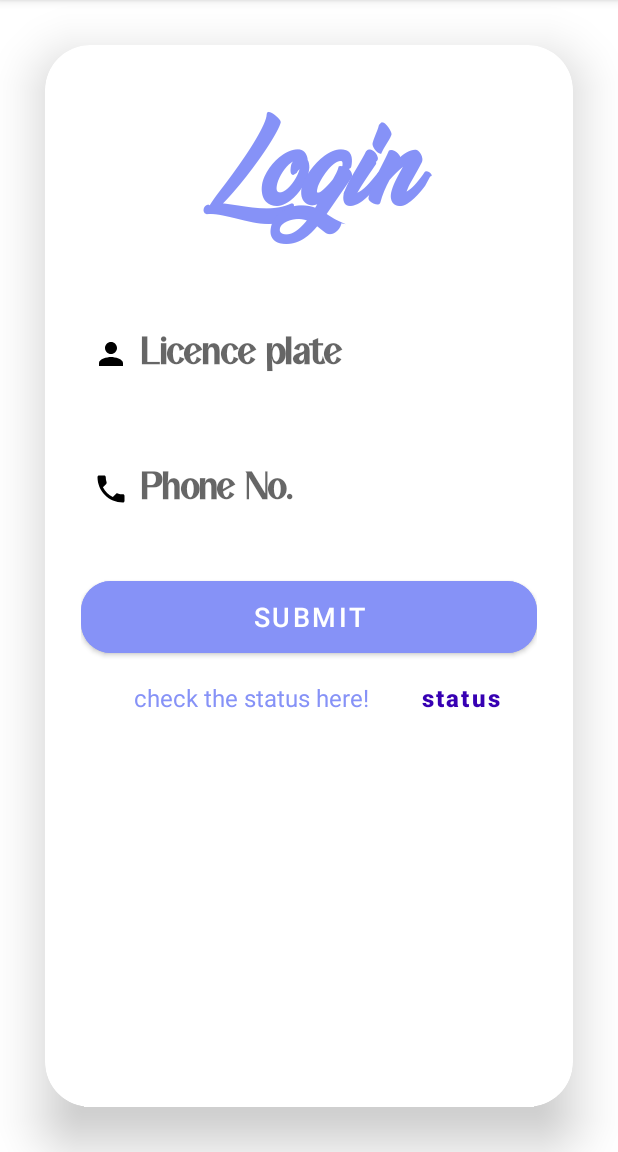
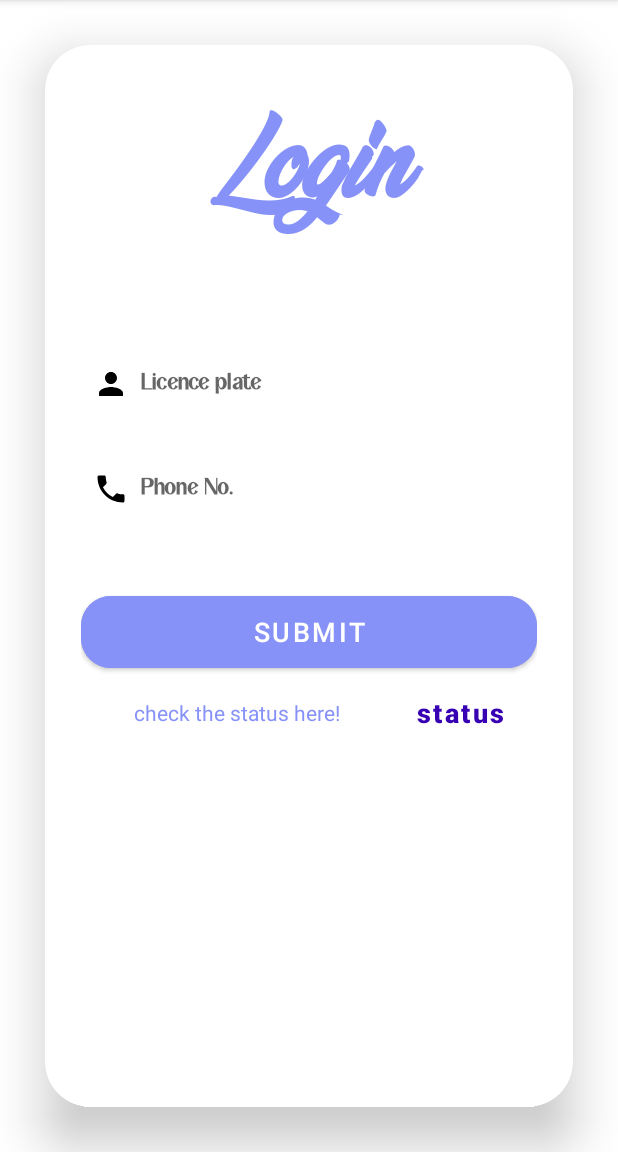
Before and after one commit to cameramonit/SmartParkingApp2, an Android app: the screen it shows after launch (MainActivity), on a phone screen of 412 x 824 dp, the part 84-1236 px from its top. Run offline under Robolectric (Android 15) with nearby library versions, the phone set to English and light mode, and no system bars; our stand-ins replace Firebase (no records; nobody signed in at launch, a user with empty details on screens opened directly).

Commit message:
madhur branch changes

```diff
--- a/app/src/main/res/layout/activity_main.xml
+++ b/app/src/main/res/layout/activity_main.xml
@@ -31,14 +31,14 @@
                 android:text="Login"
                 android:textAlignment="center"
                 android:textColor="@color/purple"
-                android:textSize="60sp"
+                android:autoSizeTextType="uniform"
                 android:textStyle="bold" />
 
             <EditText
                 android:id="@+id/editTextTextPersonName"
                 android:layout_width="match_parent"
                 android:layout_height="50dp"
-                android:layout_marginTop="40dp"
+                android:layout_marginTop="60dp"
                 android:background="@drawable/custom_edittext"
                 android:drawableLeft="@drawable/baseline_person_24"
                 android:drawablePadding="8dp"
@@ -49,14 +49,17 @@
                 android:padding="8dp"
                 android:textColor="@color/black"
                 android:textColorHighlight="@color/cardview_dark_background"
-                android:textSize="30sp"
+                android:autoSizeTextType="uniform"
+                android:autoSizeMinTextSize="30dp"
+                android:autoSizeMaxTextSize="100dp"
+                android:autoSizeStepGranularity="2dp"
                 android:textStyle="bold" />
 
             <EditText
                 android:id="@+id/editTextPhone"
                 android:layout_width="match_parent"
                 android:layout_height="50dp"
-                android:layout_marginTop="40dp"
+                android:layout_marginTop="20dp"
                 android:background="@drawable/custom_edittext"
                 android:drawableLeft="@drawable/baseline_local_phone_24"
                 android:drawablePadding="8dp"
@@ -67,17 +70,23 @@
                 android:padding="8dp"
                 android:textColor="@color/black"
                 android:textColorHighlight="@color/cardview_dark_background"
-                android:textSize="30sp"
+                android:autoSizeTextType="uniform"
+                android:autoSizeMinTextSize="30dp"
+                android:autoSizeMaxTextSize="100dp"
+                android:autoSizeStepGranularity="2dp"
                 android:textStyle="bold" />
 
             <Button
                 android:id="@+id/button"
                 android:layout_width="match_parent"
                 android:layout_height="60dp"
-                android:layout_marginTop="30dp"
+                android:layout_marginTop="40dp"
                 android:backgroundTint="@color/purple"
                 android:text="Submit"
-                android:textSize="18sp"
+                android:autoSizeTextType="uniform"
+                android:autoSizeMinTextSize="10sp"
+                android:autoSizeMaxTextSize="18sp"
+                android:autoSizeStepGranularity="1sp"
                 app:cornerRadius="20dp" />
 
             <LinearLayout
@@ -94,7 +103,10 @@
                     android:paddingLeft="35dp"
                     android:text="check the status here!"
                     android:textColor="@color/purple"
-                    android:textSize="16sp" />
+                    android:autoSizeTextType="uniform"
+                    android:autoSizeMinTextSize="12sp"
+                    android:autoSizeMaxTextSize="18sp"
+                    android:autoSizeStepGranularity="1sp"/>
 
                 <Button
                     android:id="@+id/logoutb"
@@ -108,7 +120,10 @@
                     android:text="status"
                     android:textAllCaps="false"
                     android:textColor="@color/purple_700"
-                    android:textSize="16sp"
+                    android:autoSizeTextType="uniform"
+                    android:autoSizeMinTextSize="13sp"
+                    android:autoSizeMaxTextSize="18sp"
+                    android:autoSizeStepGranularity="1sp"
                     android:textStyle="bold" />
 
             </LinearLayout>
@@ -120,7 +135,10 @@
                 android:layout_marginTop="20dp"
                 android:layout_marginStart="100dp"
                 android:textStyle="italic"
-                android:textSize="17sp"
+                android:autoSizeTextType="uniform"
+                android:autoSizeMinTextSize="10sp"
+                android:autoSizeMaxTextSize="20sp"
+                android:autoSizeStepGranularity="1sp"
                 android:textColor="@color/purple_700"
                 android:text="" />
 
```
Also changed, not shown: app/src/main/res/layout/activity_main2.xml (+8 -8 lines), app/src/main/res/layout/activity_main3.xml (+9 -9 lines).
